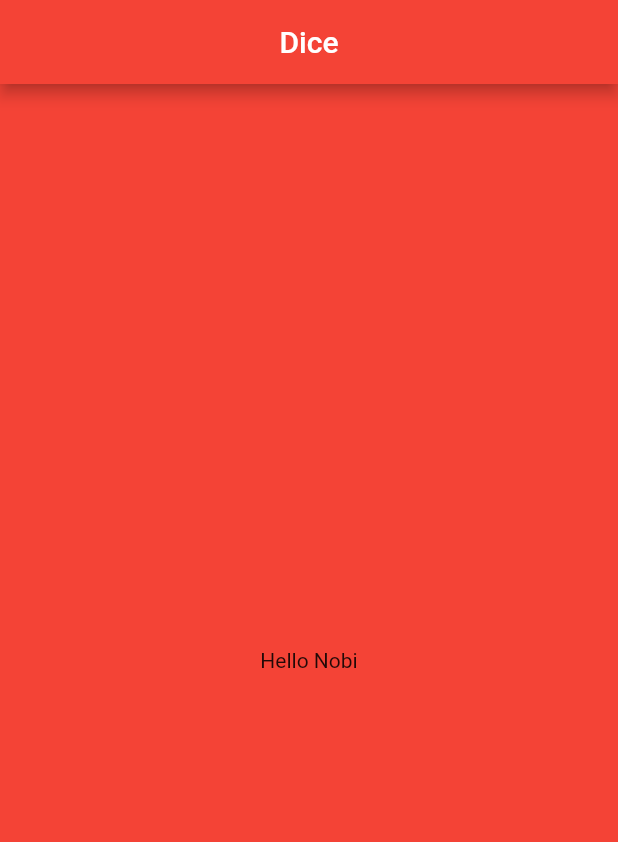
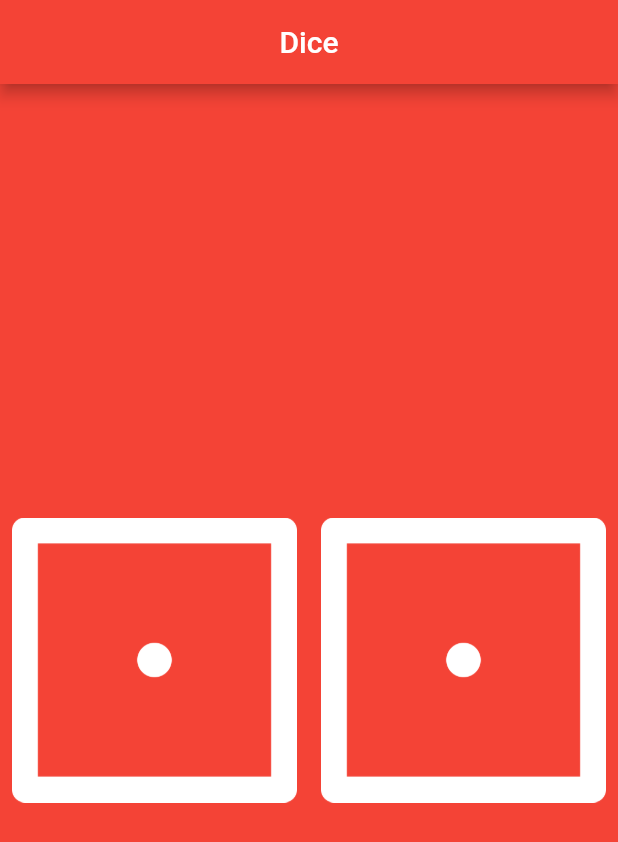
Before and after one commit to Nobi1202/Dice-App, a Flutter app: the screen it shows after launch, on a phone screen of 412 x 824 dp. Shown: the top 842 px of the screen. Run offline on Flutter 3.47's test engine with Material 2 defaults, Android fonts, the phone set to English and light mode, and no system bars.

Commit message:
update: full app

```diff
--- a/lib/main.dart
+++ b/lib/main.dart
@@ -1,3 +1,5 @@
+import 'dart:math';
+
 import 'package:flutter/material.dart';
 
 void main() {
@@ -19,8 +21,23 @@ class MyApp extends StatelessWidget {
   }
 }
 
-class DicePage extends StatelessWidget {
+class DicePage extends StatefulWidget {
   const DicePage({Key? key}) : super(key: key);
+
+  @override
+  State<DicePage> createState() => _DicePageState();
+}
+
+class _DicePageState extends State<DicePage> {
+  int leftDiceNumber = 1;
+  int rightDiceNumber = 1;
+
+  void _randomNumber() {
+    setState(() {
+      leftDiceNumber = Random().nextInt(6) + 1;
+      rightDiceNumber = Random().nextInt(6) + 1;
+    });
+  }
 
   @override
   Widget build(BuildContext context) {
@@ -31,8 +48,23 @@ class DicePage extends StatelessWidget {
         centerTitle: true,
         title: const Text("Dice"),
       ),
-      body: const Center(
-        child: Text("Hello Nobi"),
+      body: Center(
+        child: Row(
+          children: [
+            Expanded(
+              child: TextButton(
+                onPressed: _randomNumber,
+                child: Image.asset('assets/images/dice$leftDiceNumber.png'),
+              ),
+            ),
+            Expanded(
+              child: TextButton(
+                onPressed: _randomNumber,
+                child: Image.asset('assets/images/dice$rightDiceNumber.png'),
+              ),
+            ),
+          ],
+        ),
       ),
     );
   }
```
Also changed, not shown: pubspec.yaml (+7 -3 lines), assets/images/dice1.png (added), assets/images/dice2.png (added), assets/images/dice3.png (added), assets/images/dice4.png (added), assets/images/dice5.png (added), assets/images/dice6.png (added).
